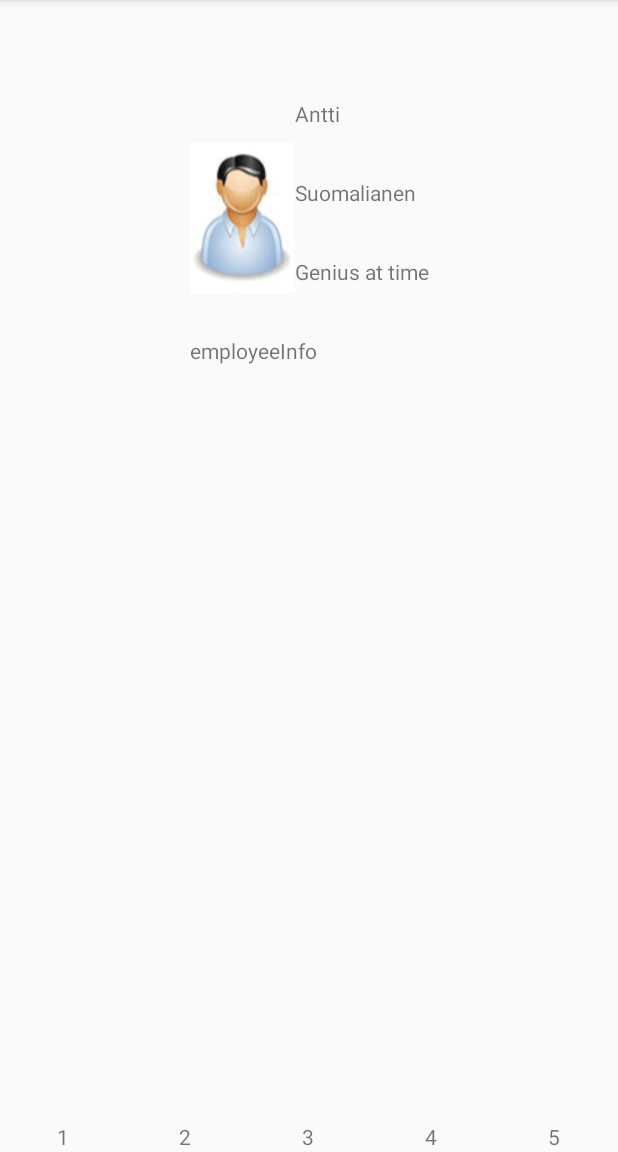
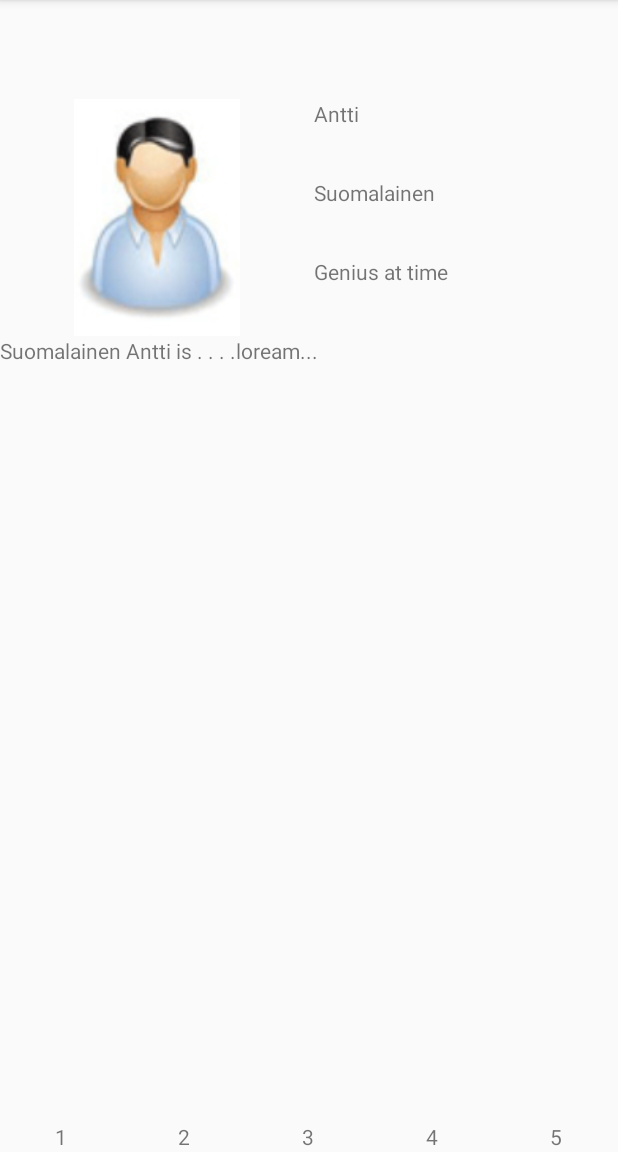
Before and after one commit to Arnaudev/Android-Kotlin, an Android app: the screen it shows after launch (MainActivity), on a phone screen of 412 x 824 dp, the part 84-1236 px from its top. Run offline under Robolectric (Android 15) with nearby library versions, the phone set to English and light mode, and no system bars.

Commit message:
ex04 ready

```diff
--- a/BuildUIwithLayoutEditor2/app/src/main/java/com/example/builduiwithlayouteditor2/MainActivity.kt
+++ b/BuildUIwithLayoutEditor2/app/src/main/java/com/example/builduiwithlayouteditor2/MainActivity.kt
@@ -6,14 +6,13 @@ import android.widget.TextView
 import android.view.View
 import kotlinx.android.synthetic.main.activity_main.*
 
-
 class MainActivity : AppCompatActivity() {
 
 
     //Define info list into array
 
     val firstnames = arrayOf("Antti", "Mikko", "Roger","Mike","Juha")
-    val lastnames = arrayOf("Suomalianen", "Pekonen", "Ikkunen","Jackson","Perkele")
+    val lastnames = arrayOf("Suomalainen", "Pekonen", "Ikkunen","Jackson","Perkele")
     val jobtitles = arrayOf("Genius at time", "CEO of nothing", "Captain of his imaginary ship","Busy discovering dark matter","?")
 
 
@@ -31,7 +30,7 @@ class MainActivity : AppCompatActivity() {
         firstnameTextView.text = firstnames[index]
         lastnameTextView.text = lastnames[index]
         jobtitleTextView.text = jobtitles[index]
-      //  employeeInfoTextView.text = lastnames[index] + " " + firstnames[index] + "is . . . ." + getString(R.string.basic_text)
+        employeeInfoTextView.text = lastnames[index] + " " + firstnames[index] + " is . . . ." + getString(R.string.basic_text)
         //load and show image for resources
         var id = 0
         if (index == 0) id = R.drawable.employee1
--- a/BuildUIwithLayoutEditor2/app/src/main/res/layout/activity_main.xml
+++ b/BuildUIwithLayoutEditor2/app/src/main/res/layout/activity_main.xml
@@ -2,13 +2,12 @@
 <androidx.constraintlayout.widget.ConstraintLayout xmlns:android="http://schemas.android.com/apk/res/android"
     xmlns:app="http://schemas.android.com/apk/res-auto"
     xmlns:tools="http://schemas.android.com/tools"
-    android:id="@+id/employeeInfoTextView"
     android:layout_width="match_parent"
     android:layout_height="match_parent"
     tools:context=".MainActivity">
 
     <LinearLayout
-        android:layout_width="wrap_content"
+        android:layout_width="0dp"
         android:layout_height="wrap_content"
         android:layout_marginTop="5dp"
         android:orientation="vertical"
@@ -25,10 +24,11 @@
 
             <ImageView
                 android:id="@+id/imageView"
-                android:layout_width="match_parent"
+                android:layout_width="209dp"
                 android:layout_height="match_parent"
                 android:layout_weight="1"
-                app:srcCompat="@drawable/employee1" />
+                app:srcCompat="@drawable/employee1"
+                android:contentDescription="TODO" />
 
             <LinearLayout
                 android:layout_width="wrap_content"
@@ -38,7 +38,7 @@
 
                 <TextView
                     android:id="@+id/firstnameTextView"
-                    android:layout_width="match_parent"
+                    android:layout_width="152dp"
                     android:layout_height="wrap_content"
                     android:layout_weight="1"
                     android:text="@string/firstname"
@@ -70,7 +70,7 @@
 
     <LinearLayout
         android:id="@+id/LinearLayout2"
-        android:layout_width="409dp"
+        android:layout_width="match_parent"
         android:layout_height="20dp"
         android:orientation="horizontal"
         app:layout_constraintBottom_toBottomOf="parent"
@@ -84,15 +84,17 @@
             android:layout_width="wrap_content"
             android:layout_height="wrap_content"
             android:layout_weight="1"
+            android:onClick="numberClicked"
             android:text="1"
             android:textAlignment="center" />
-            android:onClick="numberClicked"/>
+
 
         <TextView
             android:id="@+id/button2"
             android:layout_width="wrap_content"
             android:layout_height="wrap_content"
             android:layout_weight="1"
+            android:onClick="numberClicked"
             android:text="2"
             android:textAlignment="center" />
 
@@ -101,6 +103,7 @@
             android:layout_width="wrap_content"
             android:layout_height="wrap_content"
             android:layout_weight="1"
+            android:onClick="numberClicked"
             android:text="3"
             android:textAlignment="center" />
 
@@ -109,6 +112,7 @@
             android:layout_width="wrap_content"
             android:layout_height="wrap_content"
             android:layout_weight="1"
+            android:onClick="numberClicked"
             android:text="4"
             android:textAlignment="center" />
 
@@ -117,6 +121,7 @@
             android:layout_width="wrap_content"
             android:layout_height="wrap_content"
             android:layout_weight="1"
+            android:onClick="numberClicked"
             android:text="5"
             android:textAlignment="center" />
 
--- a/BuildUIwithLayoutEditor2/app/src/main/res/values/strings.xml
+++ b/BuildUIwithLayoutEditor2/app/src/main/res/values/strings.xml
@@ -4,4 +4,5 @@
     <string name="lastname">lastnames</string>
     <string name="jobtitle">jobtitles</string>
     <string name="employee_information">employeeInfo</string>
+    <string name="basic_text">loream...</string>
 </resources>
```
Also changed, not shown: 4 other files.
